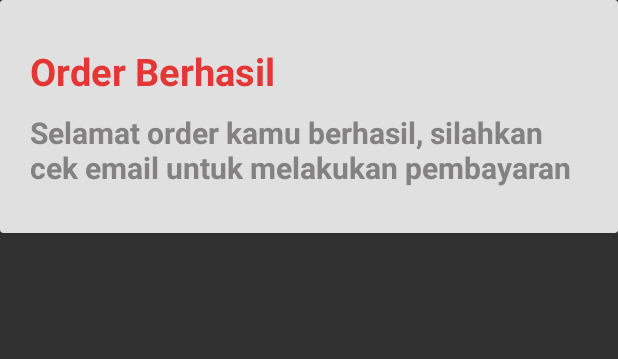
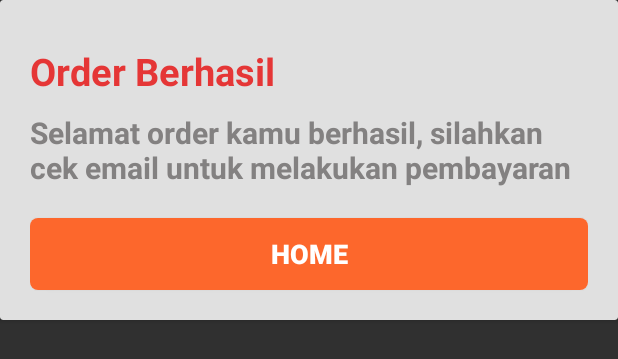
Before and after one commit to Supriyanto6543/gify, an Android app: the layout berhasil_checkouot.xml on its own in the app's theme, with its tools: preview values and no code run, on a phone screen of 412 x 824 dp. Shown: the top 359 px of the screen. Run offline under Robolectric (Android 15) with nearby library versions, the phone set to English and light mode, and no system bars; network calls fail.

Commit message:
Rifqi V2. RE-Work berhasil_checkout.xml.

```diff
--- a/app/src/main/java/app/gify/co/id/activity/CheckoutActivity.java
+++ b/app/src/main/java/app/gify/co/id/activity/CheckoutActivity.java
@@ -444,8 +444,8 @@ public class CheckoutActivity extends AppCompatActivity implements AdapterView.O
         StringRequest request = new StringRequest(Request.Method.POST, ORDER, response -> {
             try {
                 if (response.equals("bisa")){
-                    context.startActivity(new Intent(context, MainActivity.class));
-                    finish();
+                    /*context.startActivity(new Intent(context, MainActivity.class));
+                    finish();*/
                 }
             }catch (Exception e){
                 e.printStackTrace();
--- a/app/src/main/res/layout/berhasil_checkouot.xml
+++ b/app/src/main/res/layout/berhasil_checkouot.xml
@@ -30,9 +30,19 @@
                 android:text="Selamat order kamu berhasil, silahkan cek email untuk melakukan pembayaran"
                 android:textSize="20dp"
                 android:textColor="#838181"
-                android:layout_marginBottom="30dp"
+                android:layout_marginBottom="20dp"
                 android:layout_marginTop="10dp"
                 android:textStyle="bold"
+                android:layout_width="match_parent"
+                android:layout_height="wrap_content"/>
+
+            <Button
+                android:id="@+id/homeIntent"
+                android:text="HOME"
+                android:textStyle="bold"
+                android:textSize="18dp"
+                android:background="@drawable/tombol"
+                android:layout_marginBottom="20dp"
                 android:layout_width="match_parent"
                 android:layout_height="wrap_content"/>
 
```
